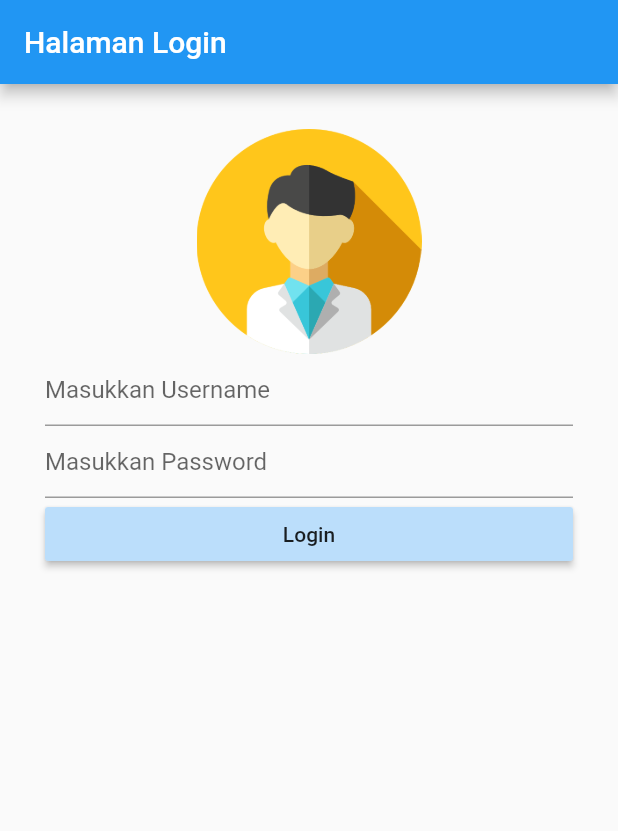
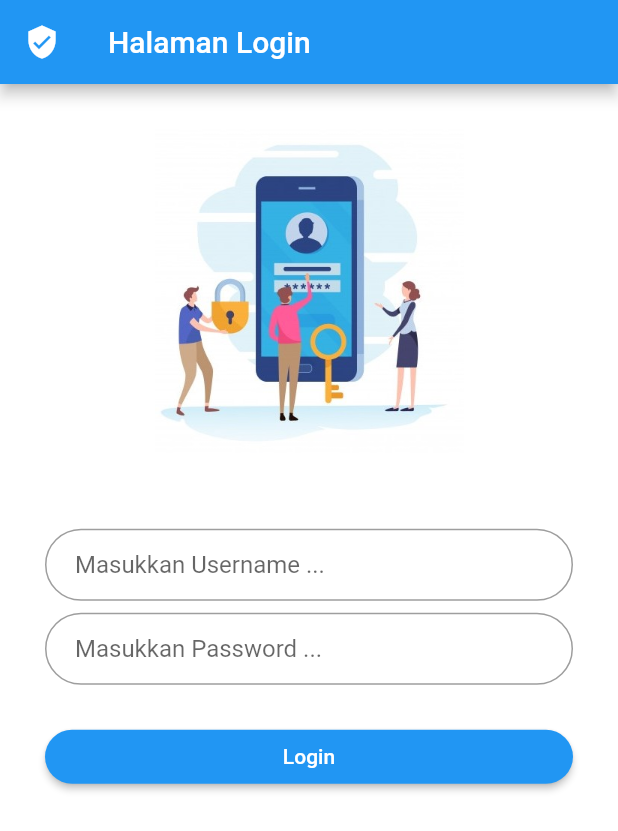
Before and after one commit to andifauzy7/Login-App, a Flutter app: the screen it shows after launch, on a phone screen of 412 x 824 dp. Shown: the top 831 px of the screen. Run offline on Flutter 3.47's test engine with Material 2 defaults, Android fonts, the phone set to English and light mode, and no system bars; our stand-ins replace shared_preferences, toast.

Commit message:
UI Login Form Diperbarui

```diff
--- a/lib/screen/login.dart
+++ b/lib/screen/login.dart
@@ -1,6 +1,7 @@
 import 'package:flutter/material.dart';
 import 'package:sepakbola/constant/constant.dart';
 import 'package:sepakbola/session/sharedPref.dart';
+import 'package:toast/toast.dart';
 
 class Login extends StatefulWidget {
   @override
@@ -23,39 +24,62 @@ class _LoginState extends State<Login> {
     return Scaffold(
       resizeToAvoidBottomPadding: false,
       appBar: AppBar(
+        leading: Icon(Icons.verified_user),
         title: Text("Halaman Login"),
       ),
       body: Container(
+        color: Colors.white,
         padding: EdgeInsets.all(30.0),
         height: MediaQuery.of(context).size.height,
         width: MediaQuery.of(context).size.width,
         child: Column(
           children: <Widget>[
-            Image.asset("asset/user.png", width: 150.0),
+            Image.asset("asset/user.jpg",
+                width: MediaQuery.of(context).size.width / 2),
+            SizedBox(height: 48.0),
             TextField(
               controller: username,
               decoration: InputDecoration(
-                hintText: "Masukkan Username"
+                hintText: "Masukkan Username ...",
+                contentPadding: EdgeInsets.fromLTRB(20.0, 10.0, 20.0, 10.0),
+                border: OutlineInputBorder(
+                    borderRadius: BorderRadius.circular(32.0)),
               ),
             ),
+            SizedBox(height: 8.0),
             TextField(
               controller: password,
               obscureText: true,
               decoration: InputDecoration(
-                  hintText: "Masukkan Password"
+                hintText: "Masukkan Password ...",
+                contentPadding: EdgeInsets.fromLTRB(20.0, 10.0, 20.0, 10.0),
+                border: OutlineInputBorder(
+                    borderRadius: BorderRadius.circular(32.0)),
               ),
             ),
+            SizedBox(height: 24.0),
             SizedBox(
               width: double.infinity,
               child: RaisedButton(
-                child: Text("Login"),
-                color: Colors.blue[100], onPressed: () {
-                  setSession(username.text);
-                  Navigator.pushNamedAndRemoveUntil(
-                      context, "/main", (Route<dynamic> route) => false);
-              }
-              ),
-            )
+                  child: Text(
+                    "Login",
+                    style: TextStyle(color: Colors.white),
+                  ),
+                  shape: new RoundedRectangleBorder(
+                    borderRadius: new BorderRadius.circular(30.0),
+                  ),
+                  color: Colors.blue,
+                  onPressed: () {
+                    if(username.text=="" || password.text==""){
+                      Toast.show("Isian tidak boleh kosong.", context,
+                          duration: Toast.LENGTH_LONG, gravity: Toast.BOTTOM);
+                    } else {
+                      setSession(username.text);
+                      Navigator.pushNamedAndRemoveUntil(
+                          context, "/main", (Route<dynamic> route) => false);
+                    }
+                  }),
+            ),
           ],
         ),
       ),
--- a/lib/screen/profil.dart
+++ b/lib/screen/profil.dart
@@ -25,7 +25,7 @@ class _profilState extends State<profil> {
           children: <Widget>[
             CircleAvatar(
               radius: 100.0,
-              backgroundImage: AssetImage("asset/user.png"),
+              backgroundImage: AssetImage("asset/user.jpg"),
               backgroundColor: Colors.transparent,
             ),
             Text("Username :", style: TextStyle(fontSize: 32.0)),
--- a/pubspec.yaml
+++ b/pubspec.yaml
@@ -52,7 +52,7 @@ flutter:
   #   - images/a_dot_ham.jpeg
   assets:
     - asset/football.png
-    - asset/user.png
+    - asset/user.jpg
 
   # An image asset can refer to one or more resolution-specific "variants", see
   # https://flutter.dev/assets-and-images/#resolution-aware.
```
Also changed, not shown: asset/user.jpg (added), asset/user.png (deleted).
